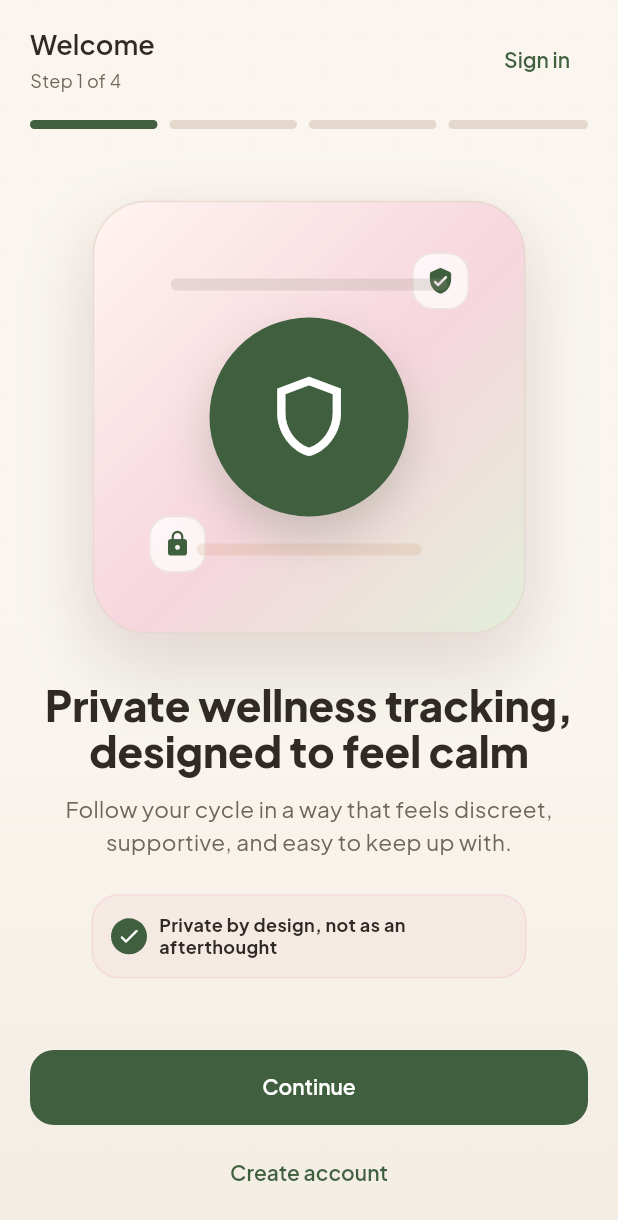
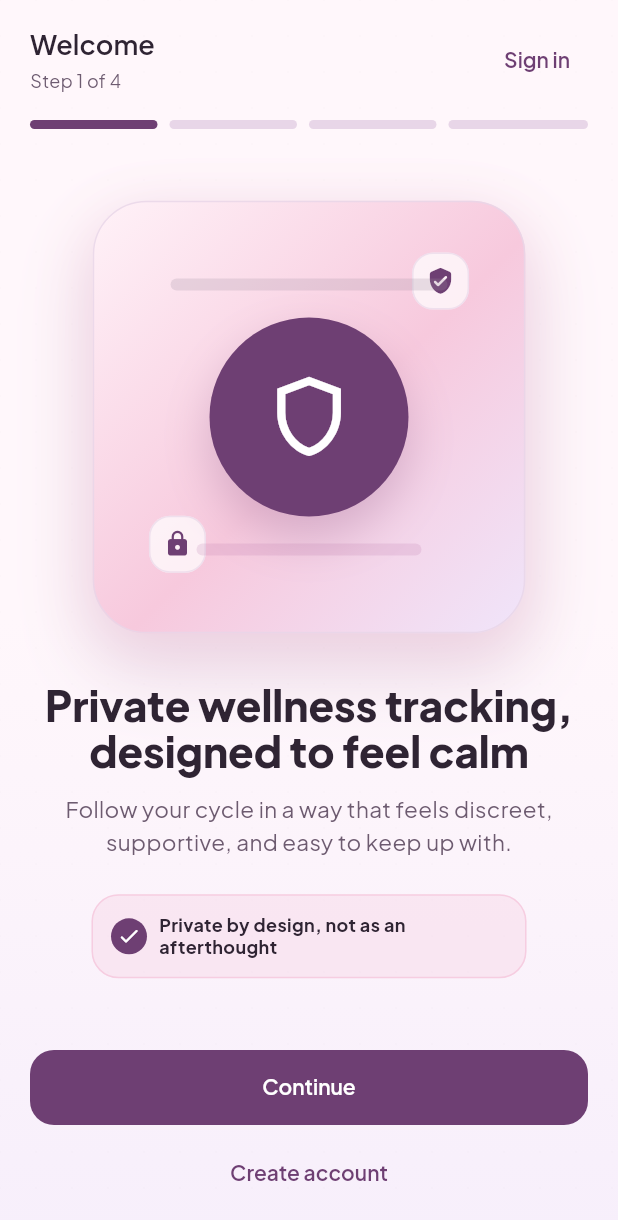
Before and after one commit to surajdevopscse/her_wellness_calender_app, a Flutter app: the screen it shows after launch, on a phone screen of 412 x 824 dp. Shown: the top 1220 px of the screen. Run offline on Flutter 3.47's test engine with Material 3 defaults, Android fonts, the phone set to English and light mode, and no system bars; our stand-ins replace file_picker, fl_chart, get, google_fonts, printing, share_plus and 2 more; accounts and stored records are empty; network calls fail.

Commit message:
color change

```diff
--- a/lib/features/women_wellness/core/helpers/wellness_responsive.dart
+++ b/lib/features/women_wellness/core/helpers/wellness_responsive.dart
@@ -45,7 +45,7 @@ class WellnessResponsive {
   static double bottomContentInset(BuildContext context) {
     final safeBottom = MediaQuery.paddingOf(context).bottom;
     if (isMobile(context)) {
-      return 86 + safeBottom;
+      return 66 + safeBottom;
     }
     return 28 + safeBottom;
   }
--- a/lib/features/women_wellness/core/theme/app_gradients.dart
+++ b/lib/features/women_wellness/core/theme/app_gradients.dart
@@ -9,12 +9,12 @@ class AppGradients {
   static const heroSoft = LinearGradient(
     begin: Alignment.topLeft,
     end: Alignment.bottomRight,
-    colors: [WellnessColors.surface, Color(0xFFFAF6EF), Color(0xFFF2EDE4)],
+    colors: [WellnessColors.surface, Color(0xFFFFF1F8), Color(0xFFF3E8FB)],
   );
 
   static const accentGlow = LinearGradient(
     begin: Alignment.topLeft,
     end: Alignment.bottomRight,
-    colors: [WellnessColors.primaryDeep, Color(0xFF6F8A62)],
+    colors: [WellnessColors.primaryDeep, Color(0xFFB76FA6)],
   );
 }
--- a/lib/features/women_wellness/core/theme/wellness_colors.dart
+++ b/lib/features/women_wellness/core/theme/wellness_colors.dart
@@ -1,60 +1,60 @@
 import 'package:flutter/material.dart';
 
-/// Serene women wellness color system with sage, cream, rose, and clay tones.
+/// Serene women wellness color system with soft pink, lavender, and plum tones.
 class WellnessColors {
   WellnessColors._();
 
-  static const primary = Color(0xFFDCE9D4);
-  static const primaryDeep = Color(0xFF3F5F3E);
-  static const primaryHot = Color(0xFFF2C9D1);
-  static const secondary = Color(0xFFE5EDDC);
-  static const accent = Color(0xFFC9935A);
-  static const glowRose = Color(0xFFF6C5CF);
-  static const glowLavender = Color(0xFFEDE5EF);
-  static const glowPeach = Color(0xFFF5D6B6);
+  static const primary = Color(0xFFF5D6E6);
+  static const primaryDeep = Color(0xFF6E3F73);
+  static const primaryHot = Color(0xFFF3B4CF);
+  static const secondary = Color(0xFFE9DDF8);
+  static const accent = Color(0xFFB76FA6);
+  static const glowRose = Color(0xFFF8C9DC);
+  static const glowLavender = Color(0xFFE8D8F7);
+  static const glowPeach = Color(0xFFF8D8C8);
 
-  static const background = Color(0xFFFAF6EF);
-  static const backgroundAlt = Color(0xFFF3EDE4);
-  static const surface = Color(0xFFFFFCF8);
+  static const background = Color(0xFFFFF7FB);
+  static const backgroundAlt = Color(0xFFF7EFFB);
+  static const surface = Color(0xFFFFFBFD);
   static const card = Color(0xFFFFFFFF);
-  static const border = Color(0xFFE3D8CB);
-  static const blush = Color(0xFFFFEEF1);
-  static const lavender = Color(0xFFF4EFF4);
-  static const peach = Color(0xFFF7E8D5);
+  static const border = Color(0xFFE8D6E8);
+  static const blush = Color(0xFFFFEAF3);
+  static const lavender = Color(0xFFF1E8FB);
+  static const peach = Color(0xFFFBE4DA);
 
-  static const textPrimary = Color(0xFF2F2A23);
-  static const textSecondary = Color(0xFF6F665B);
-  static const textMuted = Color(0xFF9B9184);
+  static const textPrimary = Color(0xFF2F2433);
+  static const textSecondary = Color(0xFF6D5B70);
+  static const textMuted = Color(0xFF9A8A9D);
   static const textOnPrimary = Color(0xFFFFFFFF);
   static const textOnSecondary = Color(0xFFFFFFFF);
 
-  static const period = Color(0xFFE9909F);
-  static const periodDeep = Color(0xFFBC6272);
-  static const fertile = Color(0xFFC8DDBB);
-  static const fertileDeep = Color(0xFF65885D);
-  static const ovulation = Color(0xFFE9BC7B);
-  static const ovulationDeep = Color(0xFFB37C39);
-  static const pms = Color(0xFFD8CEE0);
-  static const pmsDeep = Color(0xFF89789A);
-  static const predicted = Color(0xFFF2D7BD);
-  static const predictedDeep = Color(0xFFA9784E);
-  static const success = Color(0xFF79A978);
-  static const warning = Color(0xFFE3AE65);
-  static const error = Color(0xFFC66A82);
+  static const period = Color(0xFFEA86AE);
+  static const periodDeep = Color(0xFFB84D7B);
+  static const fertile = Color(0xFFD8C7F1);
+  static const fertileDeep = Color(0xFF795AA8);
+  static const ovulation = Color(0xFFF2B8D5);
+  static const ovulationDeep = Color(0xFFC65A91);
+  static const pms = Color(0xFFD5C1E4);
+  static const pmsDeep = Color(0xFF7C5B8D);
+  static const predicted = Color(0xFFF4D3E5);
+  static const predictedDeep = Color(0xFFA95784);
+  static const success = Color(0xFF9D78B6);
+  static const warning = Color(0xFFE5A76F);
+  static const error = Color(0xFFC95F86);
 
-  static const darkPrimary = Color(0xFFC8DDBB);
-  static const darkPrimaryDeep = Color(0xFFE3D4C1);
-  static const darkAccent = Color(0xFFD9A46E);
-  static const darkBackground = Color(0xFF191B16);
-  static const darkBackgroundAlt = Color(0xFF20251E);
-  static const darkBackgroundRaised = Color(0xFF2A3026);
-  static const darkSurface = Color(0xFF23281F);
-  static const darkCard = Color(0xFF2D3429);
-  static const darkBorder = Color(0xFF56604D);
-  static const darkTextPrimary = Color(0xFFF8F2EA);
-  static const darkTextSecondary = Color(0xFFE2D7CA);
-  static const darkTextMuted = Color(0xFFB1A598);
-  static const darkTextOnPrimary = Color(0xFF20271D);
+  static const darkPrimary = Color(0xFFF0C7DF);
+  static const darkPrimaryDeep = Color(0xFFE2D0F2);
+  static const darkAccent = Color(0xFFE4A2D0);
+  static const darkBackground = Color(0xFF171019);
+  static const darkBackgroundAlt = Color(0xFF211728);
+  static const darkBackgroundRaised = Color(0xFF2C2133);
+  static const darkSurface = Color(0xFF251A2B);
+  static const darkCard = Color(0xFF302238);
+  static const darkBorder = Color(0xFF66536D);
+  static const darkTextPrimary = Color(0xFFFFF5FB);
+  static const darkTextSecondary = Color(0xFFEAD7E8);
+  static const darkTextMuted = Color(0xFFBDAABC);
+  static const darkTextOnPrimary = Color(0xFF2A1830);
   static const darkTextOnSecondary = Color(0xFFFFFFFF);
 
   static ColorScheme get lightScheme => const ColorScheme.light(
@@ -105,6 +105,6 @@ class WellnessColors {
 
   static List<Color> heroGradientFor(Brightness brightness) =>
       brightness == Brightness.dark
-      ? const [Color(0xFF2D3529), Color(0xFF262E23), Color(0xFF20271D)]
-      : const [surface, Color(0xFFFCF8F1), Color(0xFFF1EBDD)];
+      ? const [Color(0xFF34233D), Color(0xFF2A1D31), Color(0xFF211728)]
+      : const [surface, Color(0xFFFFF1F8), Color(0xFFF3E8FB)];
 }
--- a/lib/features/women_wellness/onboarding/presentation/pages/onboarding_page.dart
+++ b/lib/features/women_wellness/onboarding/presentation/pages/onboarding_page.dart
@@ -502,10 +502,10 @@ class _MobileIllustration extends StatelessWidget {
   @override
   Widget build(BuildContext context) {
     final glowColors = [
-      const Color(0xFFF7D6DE),
-      const Color(0xFFF2D2B8),
-      const Color(0xFFDCEACF),
-      const Color(0xFFE7DCEB),
+      const Color(0xFFF7C9DD),
+      const Color(0xFFE8D4FA),
+      const Color(0xFFF2C4E2),
+      const Color(0xFFDCC8F4),
     ];
     final glow = glowColors[index % glowColors.length];
 
@@ -518,7 +518,7 @@ class _MobileIllustration extends StatelessWidget {
           gradient: LinearGradient(
             begin: Alignment.topLeft,
             end: Alignment.bottomRight,
-            colors: [const Color(0xFFFFF4F0), glow, const Color(0xFFE2EED9)],
+            colors: [const Color(0xFFFFF2F8), glow, const Color(0xFFF0E5FA)],
             stops: const [0.0, 0.54, 1.0],
           ),
           border: Border.all(
--- a/lib/main.dart
+++ b/lib/main.dart
@@ -20,7 +20,7 @@ void main() async {
     ),
   );
 
-  await AppDependencies.initialize(environment: AppEnvironment.mock);
+  await AppDependencies.initialize(environment: AppEnvironment.live);
 
   runApp(const App());
 }
```
Also changed, not shown: 2 other files.
